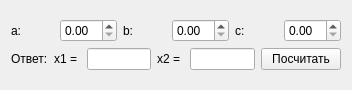
Before: the Qt Designer form widget.ui in JucovAllexandr/Discriminant_v2, drawn with Qt 5.
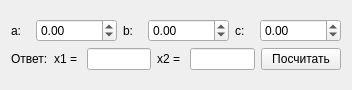
After: the same form once the commit is applied.

Diff of the .ui file:
```diff
--- a/widget.ui
+++ b/widget.ui
@@ -26,7 +26,14 @@
         </widget>
        </item>
        <item>
-        <widget class="QDoubleSpinBox" name="doubleSpinBox_a"/>
+        <widget class="QDoubleSpinBox" name="doubleSpinBox_a">
+         <property name="minimum">
+          <double>-99999.990000000005239</double>
+         </property>
+         <property name="maximum">
+          <double>99999.990000000005239</double>
+         </property>
+        </widget>
        </item>
        <item>
         <widget class="QLabel" name="label_2">
@@ -36,7 +43,14 @@
         </widget>
        </item>
        <item>
-        <widget class="QDoubleSpinBox" name="doubleSpinBox_b"/>
+        <widget class="QDoubleSpinBox" name="doubleSpinBox_b">
+         <property name="minimum">
+          <double>-99999.990000000005239</double>
+         </property>
+         <property name="maximum">
+          <double>99999.990000000005239</double>
+         </property>
+        </widget>
        </item>
        <item>
         <widget class="QLabel" name="label_3">
@@ -46,7 +60,14 @@
         </widget>
        </item>
        <item>
-        <widget class="QDoubleSpinBox" name="doubleSpinBox_c"/>
+        <widget class="QDoubleSpinBox" name="doubleSpinBox_c">
+         <property name="minimum">
+          <double>-99999.990000000005239</double>
+         </property>
+         <property name="maximum">
+          <double>99999.990000000005239</double>
+         </property>
+        </widget>
        </item>
       </layout>
      </item>
```
Left out of the diff: 12 changed lines with no effect on the pictures.
